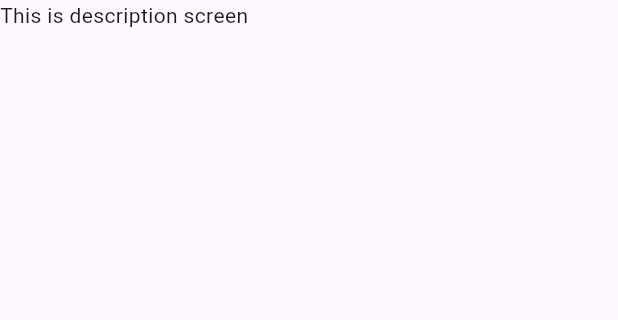
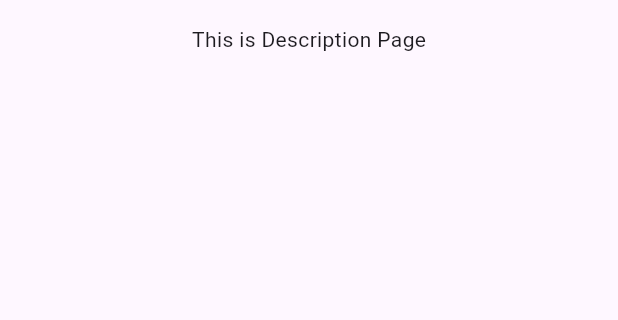
Before and after one commit to farhanaahmed/top_repo, a Flutter app: the Description screen opened directly, on a phone screen of 412 x 824 dp, the part 84-404 px from its top. Run offline on Flutter 3.47's test engine with Material 2 defaults, Android fonts, the phone set to English and light mode, and no system bars; our stand-ins replace bloc, dio, equatable, flutter_bloc, fluttertoast, pretty_dio_logger.

Commit message:
Add : Description Page

```diff
--- a/lib/home/home_ui/description.dart
+++ b/lib/home/home_ui/description.dart
@@ -19,8 +19,16 @@ class Description extends StatelessWidget {
         backgroundColor: Colors.black,
       ),
       body: Container(
-        child: Text(
-          "This is description screen",
+        padding: EdgeInsets.all(8),
+        margin: EdgeInsets.all(8),
+        child: Center(
+          child: Column(
+            children: [
+              Text(
+                "This is Description Page",
+              ),
+            ],
+          ),
         ),
       ),
     );
```
